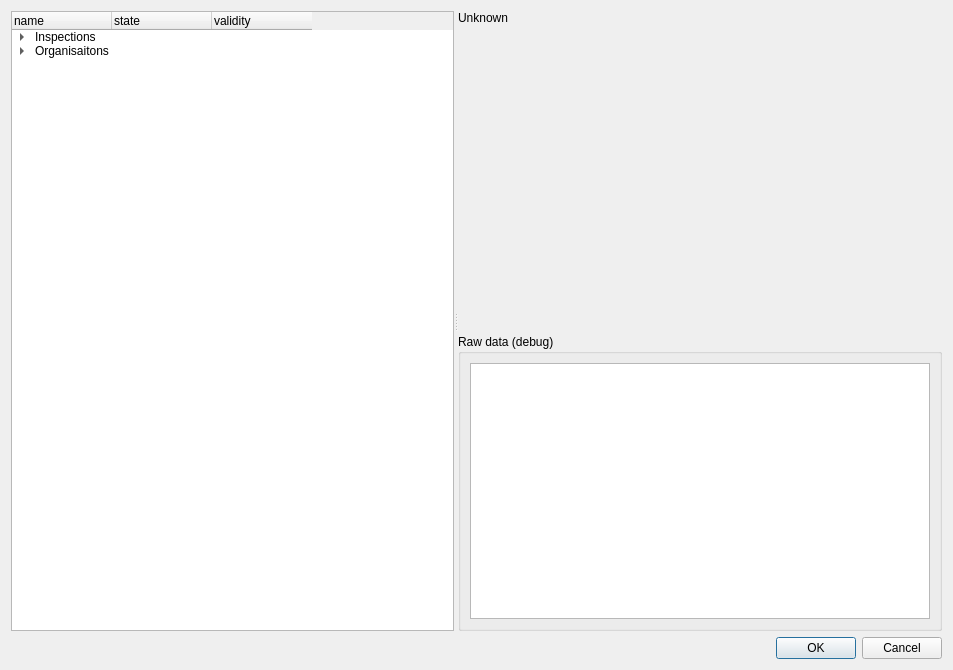
Before: the Qt Designer form plugin/teksi_wastewater/interlis/gui/interlis_import_selection_dialog.ui in teksi/wastewater, drawn with Qt 5.
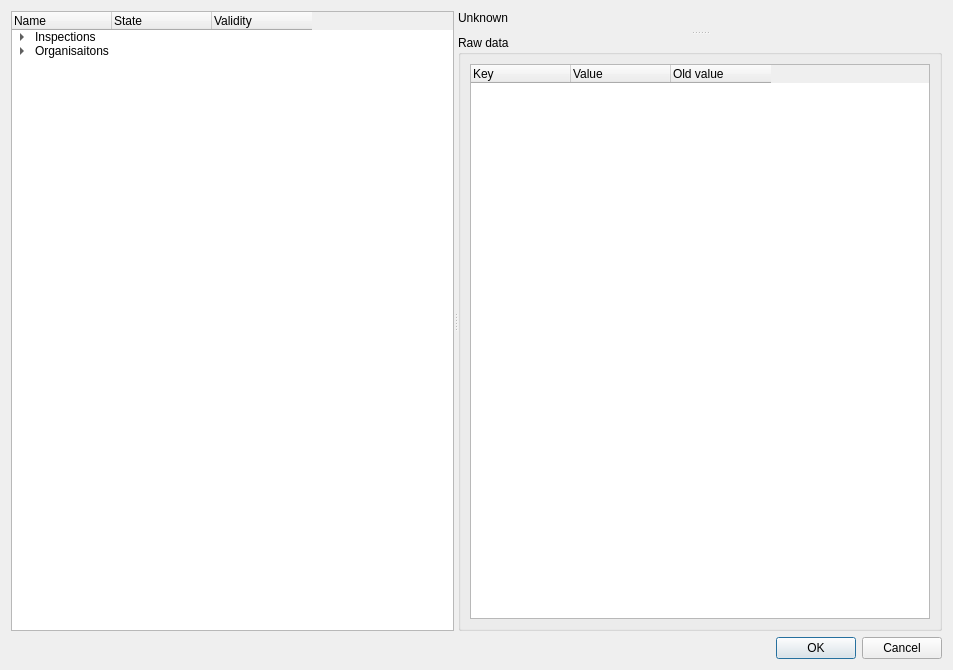
After: the same form once the commit is applied. Custom widgets are drawn as their Qt base class.

Commit message: Pimp up import dialog

What changed in the file:
```diff
--- a/plugin/teksi_wastewater/interlis/gui/interlis_import_selection_dialog.ui
+++ b/plugin/teksi_wastewater/interlis/gui/interlis_import_selection_dialog.ui
@@ -25,9 +25,9 @@
   <property name="windowTitle">
    <string>TWW interlis import</string>
   </property>
-  <layout class="QVBoxLayout" name="verticalLayout">
+  <layout class="QVBoxLayout" name="verticalLayout_2">
    <item>
-    <widget class="QSplitter" name="splitter">
+    <widget class="QSplitter" name="splitter_2">
      <property name="orientation">
       <enum>Qt::Horizontal</enum>
      </property>
@@ -38,25 +38,22 @@
         <verstretch>0</verstretch>
        </sizepolicy>
       </property>
-      <property name="headerHidden">
-       <bool>false</bool>
-      </property>
       <attribute name="headerStretchLastSection">
        <bool>false</bool>
       </attribute>
       <column>
        <property name="text">
-        <string>name</string>
+        <string>Name</string>
        </property>
       </column>
       <column>
        <property name="text">
-        <string>state</string>
+        <string>State</string>
        </property>
       </column>
       <column>
        <property name="text">
-        <string>validity</string>
+        <string>Validity</string>
        </property>
       </column>
       <item>
@@ -149,7 +146,7 @@
       </item>
      </widget>
      <widget class="QWidget" name="layoutWidget">
-      <layout class="QVBoxLayout" name="verticalLayout_2">
+      <layout class="QVBoxLayout" name="verticalLayout">
        <item>
         <widget class="QLabel" name="validityLabel">
          <property name="styleSheet">
@@ -167,24 +164,49 @@
         </widget>
        </item>
        <item>
+        <widget class="QSplitter" name="splitter">
+         <property name="orientation">
+          <enum>Qt::Vertical</enum>
+         </property>
         <widget class="QStackedWidget" name="stackedWidget">
          <widget class="QWidget" name="page"/>
          <widget class="QWidget" name="page_2"/>
         </widget>
-       </item>
-       <item>
         <widget class="QgsCollapsibleGroupBox" name="debugGroupBox">
          <property name="title">
-          <string>Raw data (debug)</string>
+           <string>Raw data</string>
          </property>
          <property name="collapsed" stdset="0">
           <bool>true</bool>
          </property>
          <layout class="QVBoxLayout" name="verticalLayout_3">
           <item>
-           <widget class="QTextEdit" name="debugTextEdit"/>
-          </item>
-         </layout>
+            <widget class="QTreeWidget" name="debugTreeWidget">
+             <attribute name="headerStretchLastSection">
+              <bool>false</bool>
+             </attribute>
+             <column>
+              <property name="text">
+               <string>Key</string>
+              </property>
+             </column>
+             <column>
+              <property name="text">
+               <string>Value</string>
+              </property>
+             </column>
+             <column>
+              <property name="text">
+               <string>Old value</string>
+              </property>
+              <property name="toolTip">
+               <string>&lt;html&gt;&lt;head/&gt;&lt;body&gt;&lt;p&gt;The value that is currently written in the database. If accepted, it will be overwritten by the &amp;quot;Value&amp;quot; column.&lt;/p&gt;&lt;/body&gt;&lt;/html&gt;</string>
+              </property>
+             </column>
+            </widget>
+           </item>
+          </layout>
+         </widget>
         </widget>
        </item>
       </layout>
```
Lines whose indentation alone changed are shown as unchanged. The commit also changes 2 other files.
